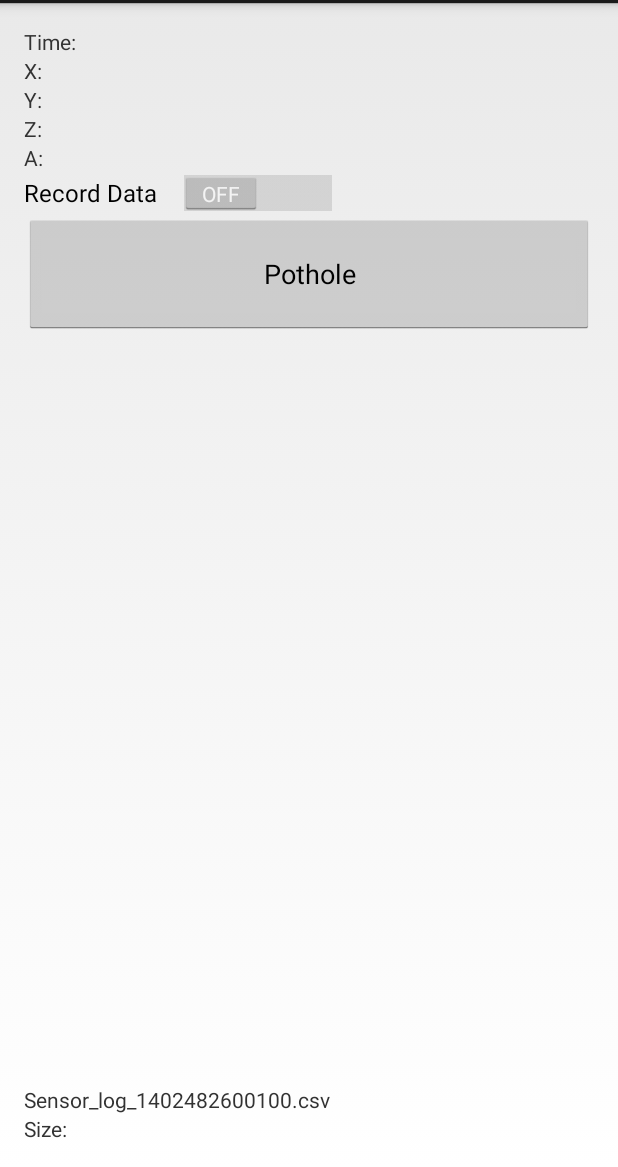
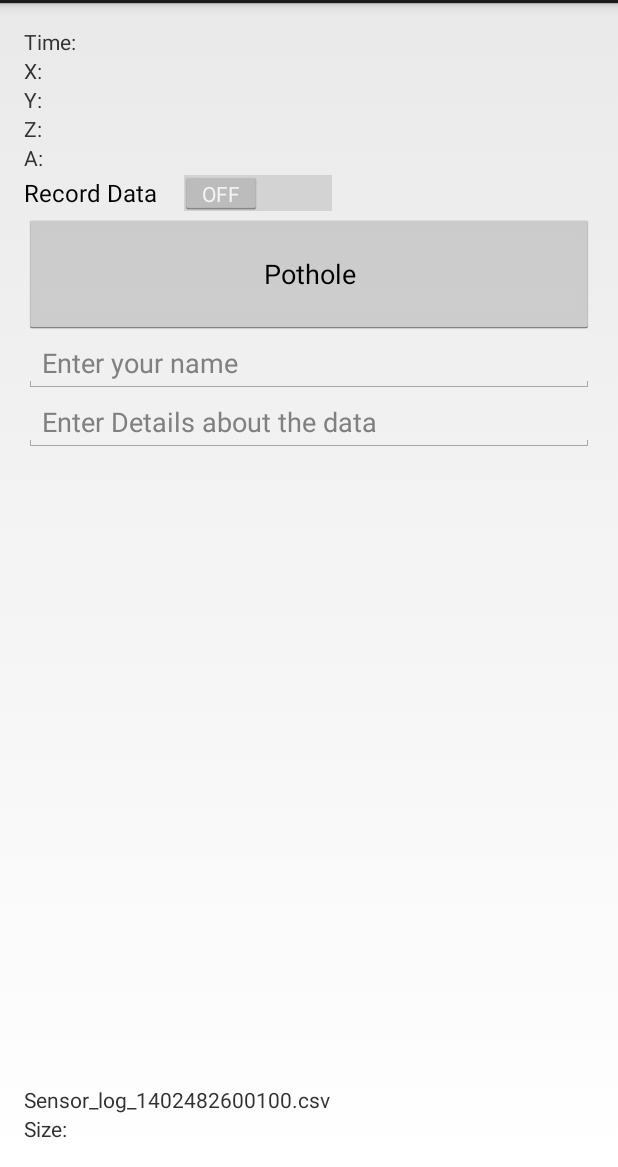
Before and after one commit to indy-pothole-tracker/sensor_helper, an Android app: the screen it shows after launch (MainActivity), on a phone screen of 412 x 824 dp, the part 69-1236 px from its top. Run offline under Robolectric (Android 15) with nearby library versions, the phone set to English and light mode, and no system bars.

Commit message:
Upload working

```diff
--- a/app/src/main/java/com/davidtschida/potholesensor/MainActivity.java
+++ b/app/src/main/java/com/davidtschida/potholesensor/MainActivity.java
@@ -14,6 +14,7 @@ import android.util.Log;
 import android.view.View;
 import android.widget.Button;
 import android.widget.CompoundButton;
+import android.widget.EditText;
 import android.widget.Switch;
 import android.widget.TextView;
 import android.widget.Toast;
@@ -49,6 +50,8 @@ public class MainActivity extends Activity implements SensorEventListener {
 
     ProgressDialog dialog = null;
 
+    EditText name, description;
+
     @Override
     public void onSensorChanged(SensorEvent event) {
         currentX = event.values[0];
@@ -63,7 +66,7 @@ public class MainActivity extends Activity implements SensorEventListener {
         time.setText("Time:"+ _time);
 
         try {
-            out.write(_time + ", " + currentX+ ", " + currentY + ", " + currentZ+ ", " + accuracy);
+            out.write(_time + ", " + currentX + ", " + currentY + ", " + currentZ+ ", " + accuracy);
             if(pothole) out.write(", true");
             pothole=false;
             out.newLine();
@@ -108,6 +111,8 @@ public class MainActivity extends Activity implements SensorEventListener {
         file_size = (TextView) findViewById(R.id.file_size);
         file_name = (TextView) findViewById(R.id.file_name);
         btn_pothole = (Button) findViewById(R.id.pothole);
+        name = (EditText) findViewById(R.id.name);
+        description = (EditText) findViewById(R.id.details);
     }
 
     @Override
--- a/app/src/main/res/layout/activity_main.xml
+++ b/app/src/main/res/layout/activity_main.xml
@@ -70,4 +70,20 @@
         android:layout_below="@+id/_switch"
         android:text="Pothole"/>
 
+    <EditText
+        android:layout_width="fill_parent"
+        android:layout_height="wrap_content"
+        android:layout_below="@+id/pothole"
+        android:singleLine="true"
+        android:id="@+id/name"
+        android:hint="Enter your name"/>
+
+    <EditText
+        android:layout_width="fill_parent"
+        android:layout_height="wrap_content"
+        android:layout_below="@+id/name"
+        android:singleLine="true"
+        android:id="@+id/details"
+        android:hint="Enter Details about the data"/>
+
 </RelativeLayout>
--- a/build.gradle
+++ b/build.gradle
@@ -5,7 +5,7 @@ buildscript {
         mavenCentral()
     }
     dependencies {
-        classpath 'com.android.tools.build:gradle:0.9.+'
+        classpath 'com.android.tools.build:gradle:0.11.+'
     }
 }
 
```
Also changed, not shown: gradle/wrapper/gradle-wrapper.properties, 2 other files.
